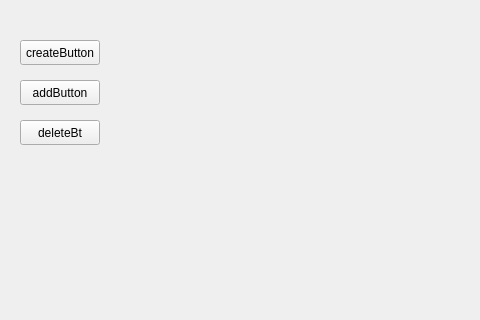
ilya-uzun/Learning, file C++/qt/Lab16_V2/lab16_v2/mainwindow.ui: the form before one commit; both pictures show x 0 to 480 and y 0 to 320 of the 800 by 600 pixel window.
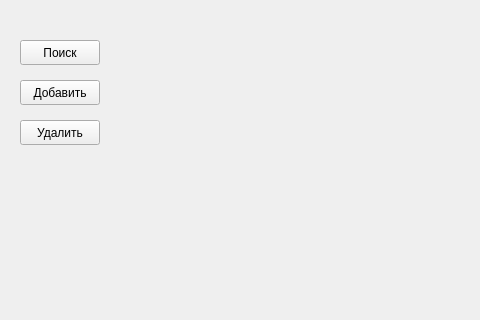
The form after the commit.

Commit message: лаб16 v2 изменил кнопки

What changed in the file:
```diff
--- a/C++/qt/Lab16_V2/lab16_v2/mainwindow.ui
+++ b/C++/qt/Lab16_V2/lab16_v2/mainwindow.ui
@@ -24,7 +24,7 @@
      </rect>
     </property>
     <property name="text">
-     <string>createButton</string>
+     <string>Поиск</string>
     </property>
    </widget>
    <widget class="QPushButton" name="addBt">
@@ -37,7 +37,7 @@
      </rect>
     </property>
     <property name="text">
-     <string>addButton</string>
+     <string>Добавить</string>
     </property>
    </widget>
    <widget class="QPushButton" name="pushButton_3">
@@ -50,7 +50,7 @@
      </rect>
     </property>
     <property name="text">
-     <string>deleteBt</string>
+     <string>Удалить</string>
     </property>
    </widget>
   </widget>
```
Left out of the diff: 4 changed lines with no effect on the pictures. The commit also changes 3 other files.
